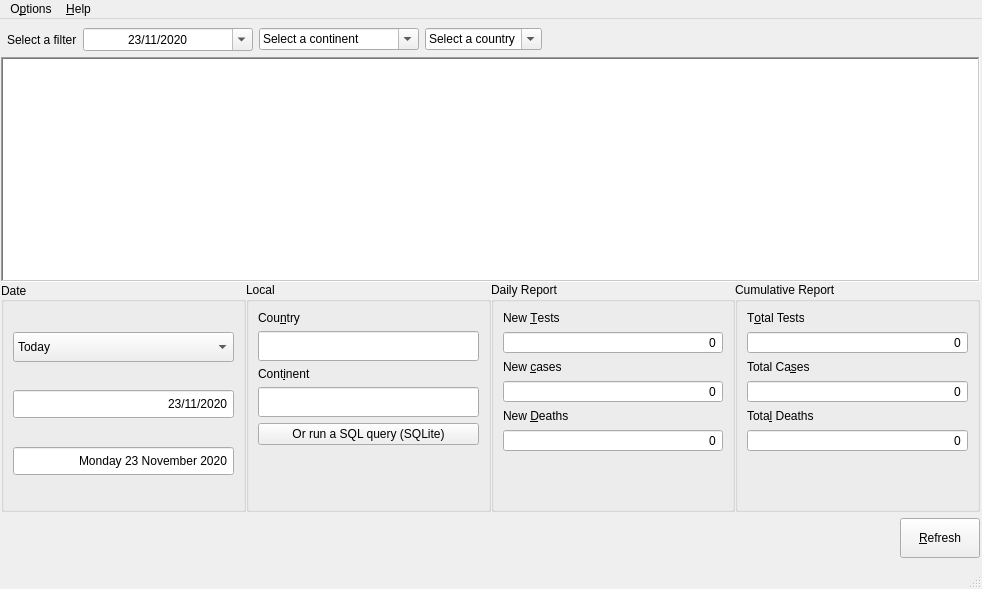
Before: the Qt Designer form assets/mainwindow.ui in faouziMohamed/covid-data, drawn with Qt 5.
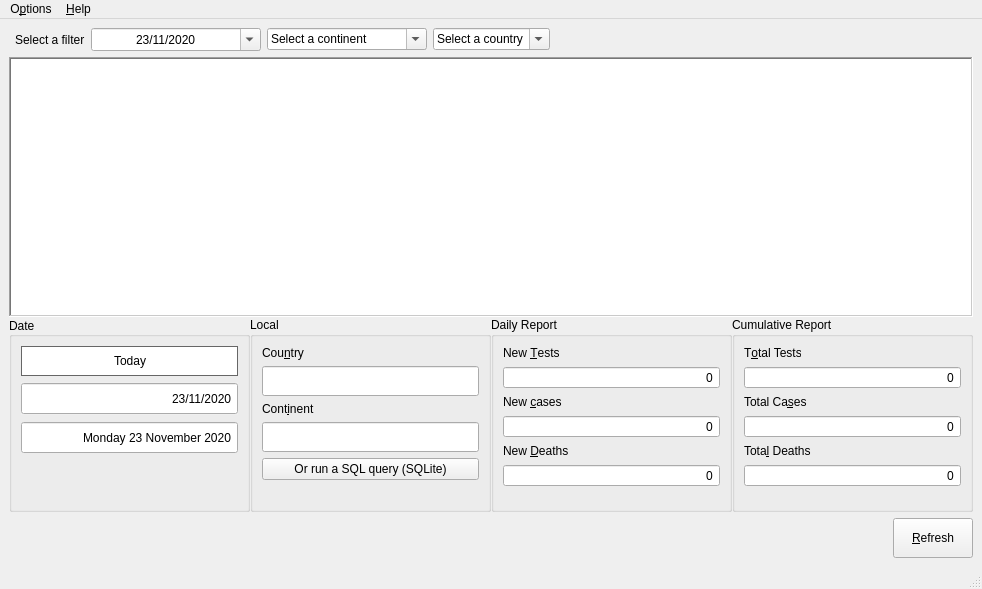
After: the same form once the commit is applied. Icons and pictures are not drawn.

Diff of the .ui file:
```diff
--- a/assets/mainwindow.ui
+++ b/assets/mainwindow.ui
@@ -226,13 +226,7 @@
    <bool>true</bool>
   </property>
   <widget class="QWidget" name="centralwidget">
-   <layout class="QVBoxLayout" name="verticalLayout_3">
-    <property name="leftMargin">
-     <number>1</number>
-    </property>
-    <property name="rightMargin">
-     <number>2</number>
-    </property>
+   <layout class="QVBoxLayout" name="verticalLayout_4">
     <item>
      <layout class="QVBoxLayout" name="verticalLayout">
       <item>
@@ -449,6 +443,12 @@
       </item>
       <item>
        <widget class="QSplitter" name="splitter">
+        <property name="sizePolicy">
+         <sizepolicy hsizetype="MinimumExpanding" vsizetype="Preferred">
+          <horstretch>0</horstretch>
+          <verstretch>0</verstretch>
+         </sizepolicy>
+        </property>
         <property name="layoutDirection">
          <enum>Qt::LeftToRight</enum>
         </property>
@@ -483,7 +483,7 @@
          <property name="minimumSize">
           <size>
            <width>0</width>
-           <height>225</height>
+           <height>260</height>
           </size>
          </property>
          <property name="font">
@@ -533,6 +533,12 @@
               <verstretch>0</verstretch>
              </sizepolicy>
             </property>
+            <property name="minimumSize">
+             <size>
+              <width>50</width>
+              <height>0</height>
+             </size>
+            </property>
             <property name="font">
              <font/>
             </property>
@@ -548,45 +554,8 @@
             <property name="checkable">
              <bool>false</bool>
             </property>
-            <layout class="QVBoxLayout" name="verticalLayout_4">
-             <item>
-              <widget class="QComboBox" name="date_box">
-               <property name="minimumSize">
-                <size>
-                 <width>0</width>
-                 <height>30</height>
-                </size>
-               </property>
-               <property name="maximumSize">
-                <size>
-                 <width>16777215</width>
-                 <height>16777215</height>
-                </size>
-               </property>
-               <property name="font">
-                <font/>
-               </property>
-               <property name="sizeAdjustPolicy">
-                <enum>QComboBox::AdjustToContents</enum>
-               </property>
-               <item>
-                <property name="text">
-                 <string>Today</string>
-                </property>
-               </item>
-               <item>
-                <property name="text">
-                 <string>Yesterday</string>
-                </property>
-               </item>
-               <item>
-                <property name="text">
-                 <string>An other day</string>
-                </property>
-               </item>
-              </widget>
-             </item>
-             <item>
+            <layout class="QFormLayout" name="formLayout_4">
+             <item row="1" column="0" colspan="2">
               <widget class="QDateEdit" name="dateEdit_ro">
                <property name="enabled">
                 <bool>true</bool>
@@ -594,7 +563,7 @@
                <property name="minimumSize">
                 <size>
                  <width>170</width>
-                 <height>30</height>
+                 <height>33</height>
                 </size>
                </property>
                <property name="maximumSize">
@@ -687,7 +656,7 @@
                </property>
               </widget>
              </item>
-             <item>
+             <item row="2" column="0" colspan="2">
               <widget class="QDateEdit" name="dateEdit_text">
                <property name="enabled">
                 <bool>true</bool>
@@ -695,7 +664,7 @@
                <property name="minimumSize">
                 <size>
                  <width>170</width>
-                 <height>30</height>
+                 <height>33</height>
                 </size>
                </property>
                <property name="maximumSize">
@@ -751,6 +720,42 @@
                </property>
               </widget>
              </item>
+             <item row="0" column="0" colspan="2">
+              <widget class="QLineEdit" name="day_edit">
+               <property name="sizePolicy">
+                <sizepolicy hsizetype="Minimum" vsizetype="Fixed">
+                 <horstretch>0</horstretch>
+                 <verstretch>0</verstretch>
+                </sizepolicy>
+               </property>
+               <property name="minimumSize">
+                <size>
+                 <width>0</width>
+                 <height>30</height>
+                </size>
+               </property>
+               <property name="styleSheet">
+                <string notr="true">border:1px solid #666;
+height:25px;
+color:black;
+padding-left:2px;
+background:qlineargradient(x1:0.1, y1:0.3,x2:0.6,y2:1.1,
+					stop: 0 #888,
+					stop: 0.5 #aac,
+					stop: 1 #888);
+text-align: center;</string>
+               </property>
+               <property name="text">
+                <string>Today</string>
+               </property>
+               <property name="alignment">
+                <set>Qt::AlignCenter</set>
+               </property>
+               <property name="readOnly">
+                <bool>true</bool>
+               </property>
+              </widget>
+             </item>
             </layout>
            </widget>
           </item>
@@ -861,6 +866,12 @@
               <verstretch>0</verstretch>
              </sizepolicy>
             </property>
+            <property name="minimumSize">
+             <size>
+              <width>0</width>
+              <height>80</height>
+             </size>
+            </property>
             <property name="font">
              <font/>
             </property>
```
